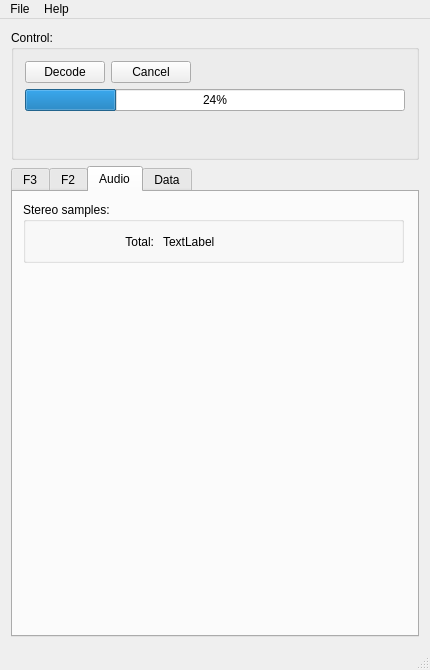
The window that tools/ld-process-efm/mainwindow.ui (happycube/ld-decode) describes before a commit, drawn with Qt 5.
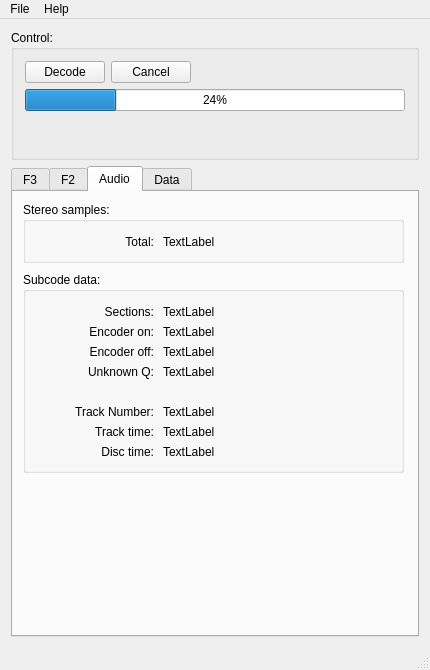
The same window after the commit. The open tabs and pages were chosen to show the change. Icons and pictures are not drawn.

Commit message: Added synchronisation of audio metadata with audio data - WIP #228

What changed in the file:
```diff
--- a/tools/ld-process-efm/mainwindow.ui
+++ b/tools/ld-process-efm/mainwindow.ui
@@ -752,6 +752,222 @@
            </property>
           </widget>
          </widget>
+         <widget class="QGroupBox" name="groupBox_8">
+          <property name="geometry">
+           <rect>
+            <x>10</x>
+            <y>80</y>
+            <width>381</width>
+            <height>201</height>
+           </rect>
+          </property>
+          <property name="title">
+           <string>Subcode data:</string>
+          </property>
+          <widget class="QLabel" name="label_24">
+           <property name="geometry">
+            <rect>
+             <x>10</x>
+             <y>50</y>
+             <width>121</width>
+             <height>20</height>
+            </rect>
+           </property>
+           <property name="text">
+            <string>Encoder on:</string>
+           </property>
+           <property name="alignment">
+            <set>Qt::AlignRight|Qt::AlignTrailing|Qt::AlignVCenter</set>
+           </property>
+          </widget>
+          <widget class="QLabel" name="label_25">
+           <property name="geometry">
+            <rect>
+             <x>10</x>
+             <y>70</y>
+             <width>121</width>
+             <height>20</height>
+            </rect>
+           </property>
+           <property name="text">
+            <string>Encoder off:</string>
+           </property>
+           <property name="alignment">
+            <set>Qt::AlignRight|Qt::AlignTrailing|Qt::AlignVCenter</set>
+           </property>
+          </widget>
+          <widget class="QLabel" name="label_26">
+           <property name="geometry">
+            <rect>
+             <x>10</x>
+             <y>90</y>
+             <width>121</width>
+             <height>20</height>
+            </rect>
+           </property>
+           <property name="text">
+            <string>Unknown Q:</string>
+           </property>
+           <property name="alignment">
+            <set>Qt::AlignRight|Qt::AlignTrailing|Qt::AlignVCenter</set>
+           </property>
+          </widget>
+          <widget class="QLabel" name="label_27">
+           <property name="geometry">
+            <rect>
+             <x>10</x>
+             <y>150</y>
+             <width>121</width>
+             <height>20</height>
+            </rect>
+           </property>
+           <property name="text">
+            <string>Track time:</string>
+           </property>
+           <property name="alignment">
+            <set>Qt::AlignRight|Qt::AlignTrailing|Qt::AlignVCenter</set>
+           </property>
+          </widget>
+          <widget class="QLabel" name="label_28">
+           <property name="geometry">
+            <rect>
+             <x>10</x>
+             <y>170</y>
+             <width>121</width>
+             <height>20</height>
+            </rect>
+           </property>
+           <property name="text">
+            <string>Disc time:</string>
+           </property>
+           <property name="alignment">
+            <set>Qt::AlignRight|Qt::AlignTrailing|Qt::AlignVCenter</set>
+           </property>
+          </widget>
+          <widget class="QLabel" name="audio_encoderRunning">
+           <property name="geometry">
+            <rect>
+             <x>140</x>
+             <y>50</y>
+             <width>231</width>
+             <height>20</height>
+            </rect>
+           </property>
+           <property name="text">
+            <string>TextLabel</string>
+           </property>
+          </widget>
+          <widget class="QLabel" name="audio_encoderStopped">
+           <property name="geometry">
+            <rect>
+             <x>140</x>
+             <y>70</y>
+             <width>231</width>
+             <height>20</height>
+            </rect>
+           </property>
+           <property name="text">
+            <string>TextLabel</string>
+           </property>
+          </widget>
+          <widget class="QLabel" name="audio_unknownQMode">
+           <property name="geometry">
+            <rect>
+             <x>140</x>
+             <y>90</y>
+             <width>231</width>
+             <height>20</height>
+            </rect>
+           </property>
+           <property name="text">
+            <string>TextLabel</string>
+           </property>
+          </widget>
+          <widget class="QLabel" name="audio_trackTime">
+           <property name="geometry">
+            <rect>
+             <x>140</x>
+             <y>150</y>
+             <width>231</width>
+             <height>20</height>
+            </rect>
+           </property>
+           <property name="text">
+            <string>TextLabel</string>
+           </property>
+          </widget>
+          <widget class="QLabel" name="audio_discTime">
+           <property name="geometry">
+            <rect>
+             <x>140</x>
+             <y>170</y>
+             <width>231</width>
+             <height>20</height>
+            </rect>
+           </property>
+           <property name="text">
+            <string>TextLabel</string>
+           </property>
+          </widget>
+          <widget class="QLabel" name="label_29">
+           <property name="geometry">
+            <rect>
+             <x>10</x>
+             <y>30</y>
+             <width>121</width>
+             <height>20</height>
+            </rect>
+           </property>
+           <property name="text">
+            <string>Sections:</string>
+           </property>
+           <property name="alignment">
+            <set>Qt::AlignRight|Qt::AlignTrailing|Qt::AlignVCenter</set>
+           </property>
+          </widget>
+          <widget class="QLabel" name="audio_sectionsProcessed">
+           <property name="geometry">
+            <rect>
+             <x>140</x>
+             <y>30</y>
+             <width>231</width>
+             <height>20</height>
+            </rect>
+           </property>
+           <property name="text">
+            <string>TextLabel</string>
+           </property>
+          </widget>
+          <widget class="QLabel" name="label_30">
+           <property name="geometry">
+            <rect>
+             <x>10</x>
+             <y>130</y>
+             <width>121</width>
+             <height>20</height>
+            </rect>
+           </property>
+           <property name="text">
+            <string>Track Number:</string>
+           </property>
+           <property name="alignment">
+            <set>Qt::AlignRight|Qt::AlignTrailing|Qt::AlignVCenter</set>
+           </property>
+          </widget>
+          <widget class="QLabel" name="audio_trackNumber">
+           <property name="geometry">
+            <rect>
+             <x>140</x>
+             <y>130</y>
+             <width>231</width>
+             <height>20</height>
+            </rect>
+           </property>
+           <property name="text">
+            <string>TextLabel</string>
+           </property>
+          </widget>
+         </widget>
         </widget>
         <widget class="QWidget" name="dataTab">
          <attribute name="title">
```
Left out of the diff: 2 changed lines with no effect on the pictures. The commit also changes 4 other files.
